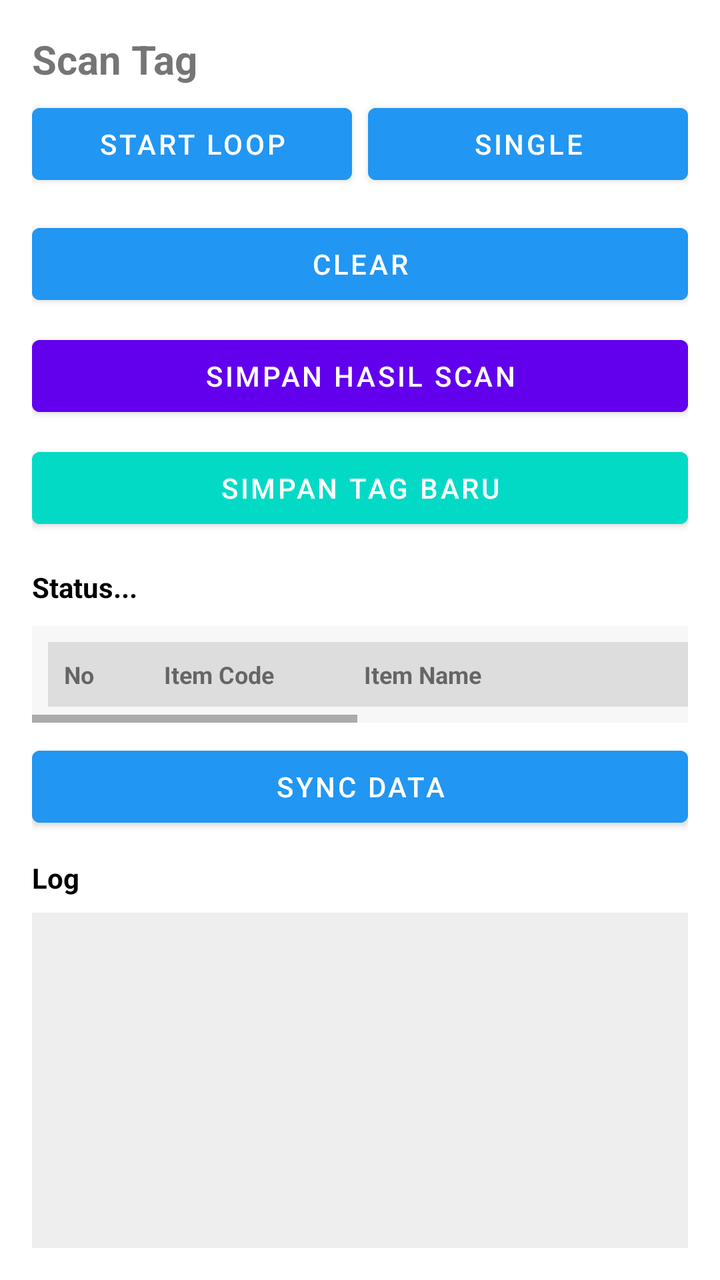
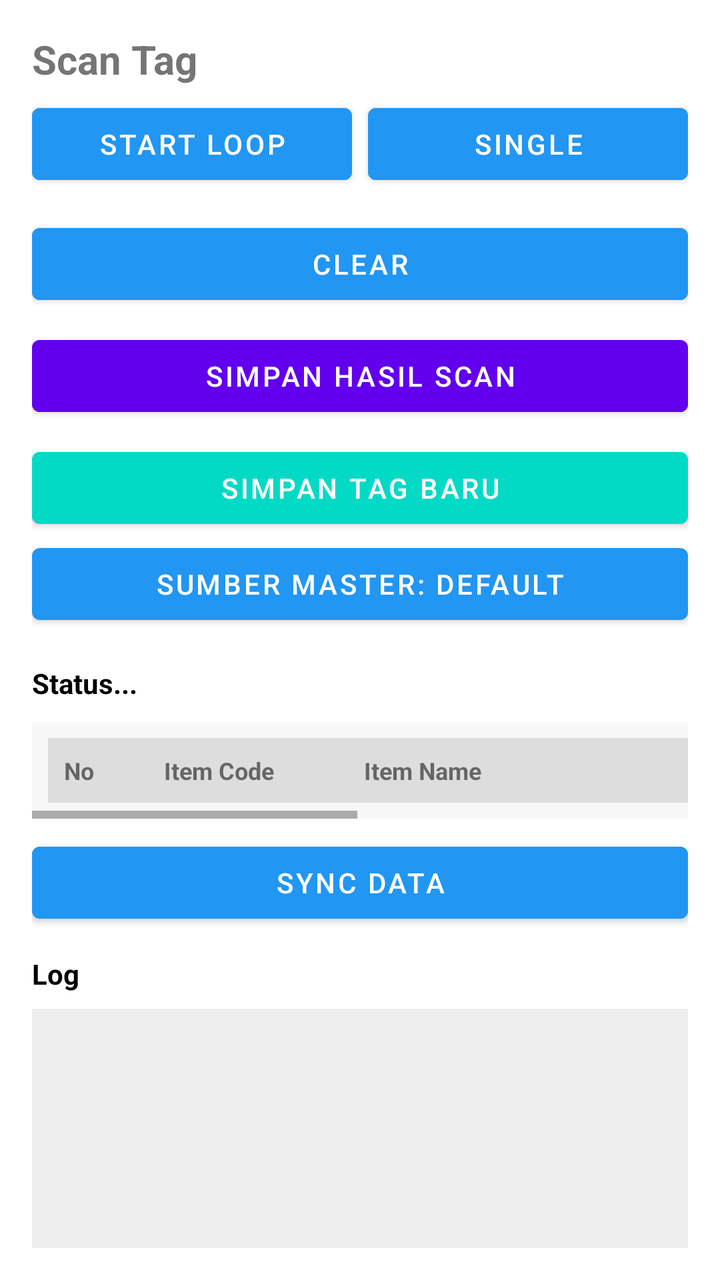

Screens rendered from an Android XML layout before and after an edit, with the pre-edit source and the edit as a unified diff.
<!-- AndroidManifest.xml: application theme Theme.Newrfid -->
<!-- res/layout/fragment_scan.xml -->
<?xml version="1.0" encoding="utf-8"?>
<androidx.coordinatorlayout.widget.CoordinatorLayout
    xmlns:android="http://schemas.android.com/apk/res/android"
    xmlns:app="http://schemas.android.com/apk/res-auto"
    android:layout_width="match_parent"
    android:layout_height="match_parent"
    android:background="@android:color/white">

    <androidx.core.widget.NestedScrollView
        android:id="@+id/rootScroll"
        android:layout_width="match_parent"
        android:layout_height="match_parent"
        android:fillViewport="true"
        android:padding="16dp"
        app:layout_behavior="@string/appbar_scrolling_view_behavior">

        <LinearLayout
            android:id="@+id/root"
            android:layout_width="match_parent"
            android:layout_height="wrap_content"
            android:orientation="vertical">

            <TextView
                android:layout_width="match_parent"
                android:layout_height="wrap_content"
                android:text="Scan Tag"
                android:textSize="20sp"
                android:textStyle="bold"
                android:paddingBottom="5dp" />

            
            <LinearLayout
                android:layout_width="match_parent"
                android:layout_height="wrap_content"
                android:orientation="horizontal">

                <Button
                    android:id="@+id/btnLoop"
                    android:layout_width="0dp"
                    android:layout_height="wrap_content"
                    android:layout_weight="1"
                    android:text="@string/start_loop"
                    android:textColor="@android:color/white"
                    android:layout_marginEnd="8dp"
                    android:backgroundTint="@color/blue_500" />

                <Button
                    android:id="@+id/btnSingle"
                    android:layout_width="0dp"
                    android:layout_height="wrap_content"
                    android:layout_weight="1"
                    android:text="@string/single"
                    android:textColor="@android:color/white"
                    android:backgroundTint="@color/blue_500" />
            </LinearLayout>

            <Button
                android:id="@+id/btnClear"
                android:layout_width="match_parent"
                android:layout_height="wrap_content"
                android:layout_marginTop="12dp"
                android:text="@string/clear"
                android:textColor="@android:color/white"
                android:backgroundTint="@color/blue_500" />

            <Button
                android:id="@+id/btnSaveScan"
                android:layout_width="match_parent"
                android:layout_height="wrap_content"
                android:layout_marginTop="8dp"
                android:text="Simpan Hasil Scan"
                android:textColor="@android:color/white"
                android:backgroundTint="@color/design_default_color_primary" />

            <Button
                android:id="@+id/btnPush"
                android:layout_width="match_parent"
                android:layout_height="wrap_content"
                android:layout_marginTop="8dp"
                android:text="@string/push_server"
                android:textColor="@android:color/white"
                android:backgroundTint="@color/design_default_color_secondary" />

            
            <TextView
                android:id="@+id/tvInfo"
                android:layout_width="match_parent"
                android:layout_height="wrap_content"
                android:layout_marginTop="16dp"
                android:text="@string/status"
                android:textSize="14sp"
                android:textStyle="bold"
                android:textColor="@android:color/black" />

            <HorizontalScrollView
                android:layout_width="match_parent"
                android:layout_height="wrap_content"
                android:layout_marginTop="10dp"
                android:fillViewport="true"
                android:scrollbars="horizontal"
                android:background="#F7F7F7">

                <LinearLayout
                    android:layout_width="wrap_content"
                    android:layout_height="wrap_content"
                    android:orientation="vertical"
                    android:padding="8dp">

                    <LinearLayout
                        android:layout_width="wrap_content"
                        android:layout_height="wrap_content"
                        android:orientation="horizontal"
                        android:background="#DDDDDD"
                        android:padding="8dp">

                        <TextView
                            android:layout_width="50dp"
                            android:layout_height="wrap_content"
                            android:text="No"
                            android:textStyle="bold"
                            android:textSize="12sp" />

                        <TextView
                            android:layout_width="100dp"
                            android:layout_height="wrap_content"
                            android:text="Item Code"
                            android:textStyle="bold"
                            android:textSize="12sp" />

                        <TextView
                            android:layout_width="200dp"
                            android:layout_height="wrap_content"
                            android:text="Item Name"
                            android:textStyle="bold"
                            android:textSize="12sp" />

                        <TextView
                            android:layout_width="60dp"
                            android:layout_height="wrap_content"
                            android:gravity="end"
                            android:text="End Stock"
                            android:textStyle="bold"
                            android:textSize="12sp" />

                        <TextView
                            android:layout_width="60dp"
                            android:layout_height="wrap_content"
                            android:gravity="end"
                            android:text="Scan"
                            android:textStyle="bold"
                            android:textSize="12sp" />

                        <TextView
                            android:layout_width="60dp"
                            android:layout_height="wrap_content"
                            android:gravity="end"
                            android:text="Selisih"
                            android:textStyle="bold"
                            android:textSize="12sp" />

                        <TextView
                            android:layout_width="100dp"
                            android:layout_height="wrap_content"
                            android:gravity="end"
                            android:text="Status"
                            android:textStyle="bold"
                            android:textSize="12sp" />
                    </LinearLayout>

                    
                    <androidx.recyclerview.widget.RecyclerView
                        android:id="@+id/rvProducts"
                        android:layout_width="wrap_content"
                        android:layout_height="wrap_content"
                        android:nestedScrollingEnabled="false" />
                </LinearLayout>
            </HorizontalScrollView>

            <Button
                android:id="@+id/btnSync"
                android:layout_width="match_parent"
                android:layout_height="wrap_content"
                android:layout_marginTop="8dp"
                android:text="@string/sync_data"
                android:textColor="@android:color/white"
                android:backgroundTint="@color/blue_500" />

            <TextView
                android:layout_width="match_parent"
                android:layout_height="wrap_content"
                android:layout_marginTop="12dp"
                android:text="@string/log"
                android:textStyle="bold"
                android:textColor="@android:color/black" />

            <TextView
                android:id="@+id/tvLog"
                android:layout_width="match_parent"
                android:layout_height="300dp"
                android:layout_marginTop="8dp"
                android:textSize="12sp"
                android:textColor="@android:color/black"
                android:textIsSelectable="true"
                android:background="#EEEEEE"
                android:padding="10dp"
                android:scrollbars="vertical" />

        </LinearLayout>
    </androidx.core.widget.NestedScrollView>

</androidx.coordinatorlayout.widget.CoordinatorLayout>
<!-- resources referenced by this layout -->
<resources>
  <color name="blue_500">#2196F3</color>
  <string name="clear">Clear</string>
  <string name="log">Log</string>
  <string name="push_server">Simpan Tag Baru</string>
  <string name="single">Single</string>
  <string name="start_loop">Start Loop</string>
  <string name="status">Status...</string>
  <string name="sync_data">Sync Data</string>
  <style name="Theme.Newrfid" parent="Theme.MaterialComponents.Light.NoActionBar">
          <item name="android:windowBackground">@android:color/white</item>
          <item name="colorSurface">@android:color/white</item>
          <item name="colorOnSurface">@android:color/black</item>
  
          <item name="colorPrimary">#2196F3</item>
          <item name="colorPrimaryVariant">#1976D2</item>
          <item name="colorOnPrimary">@android:color/white</item>
  
          <item name="android:statusBarColor">@android:color/white</item>
          <item name="android:windowLightStatusBar">true</item>
      </style>
</resources>

<!-- the commit's change to res/layout/fragment_scan.xml (unified diff, before → after) -->
@@ -81,6 +81,12 @@
                 android:textColor="@android:color/white"
                 android:backgroundTint="@color/design_default_color_secondary" />
 
+            <Button
+                android:id="@+id/btnChooseMasterSource"
+                android:layout_width="match_parent"
+                android:layout_height="wrap_content"
+                android:text="Sumber Master: Default" />
+
             
             <TextView
                 android:id="@+id/tvInfo"
